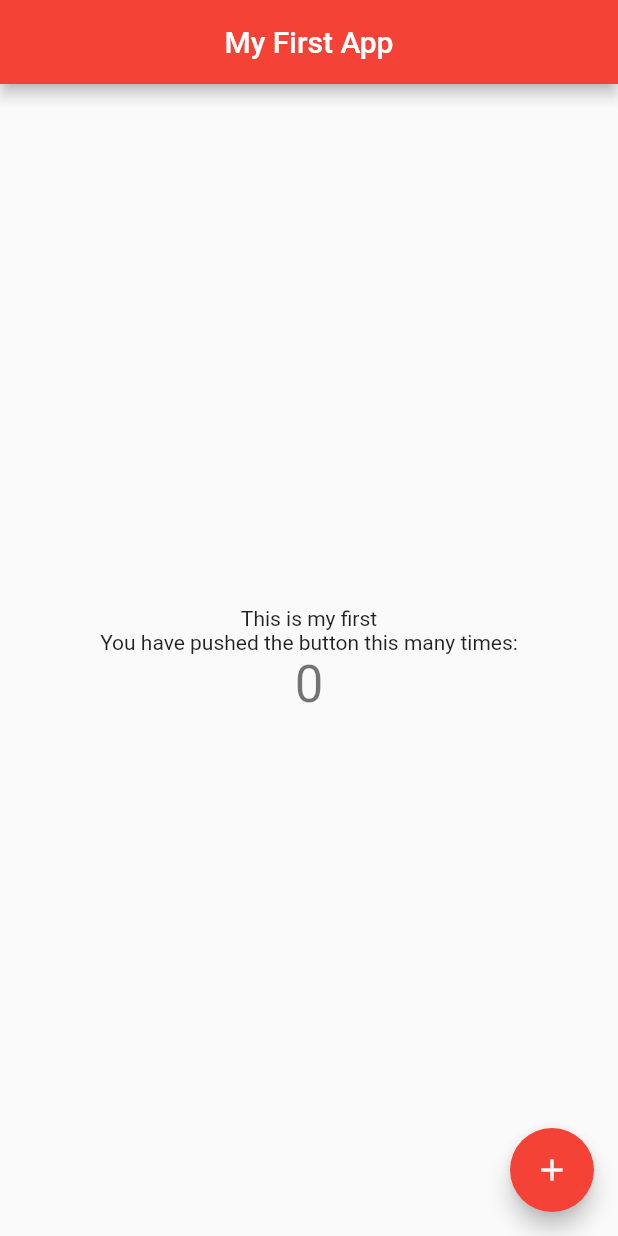
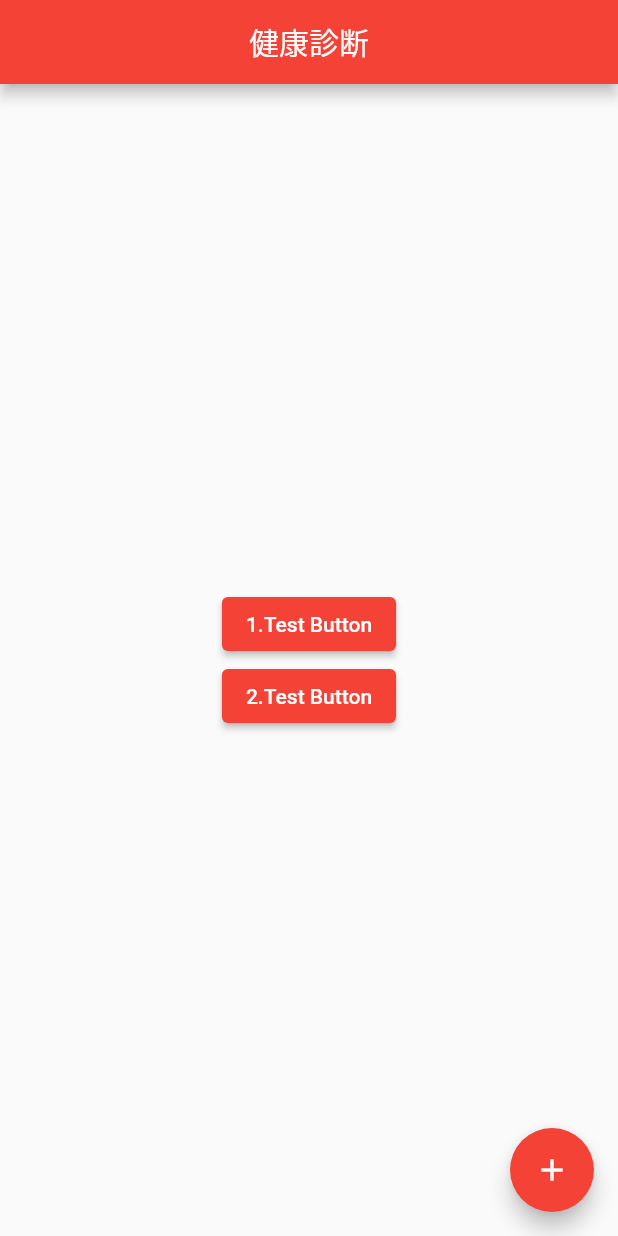
Before and after one commit to NaojiroUeno/application, a Flutter app: the screen it shows after launch, on a phone screen of 412 x 824 dp. Run offline on Flutter 3.47's test engine with Material 2 defaults, Android fonts, the phone set to English and light mode, and no system bars.

Commit message:
add new page

```diff
--- a/lib/main.dart
+++ b/lib/main.dart
@@ -1,4 +1,5 @@
 import 'package:flutter/material.dart';
+import 'package:sample/first_page.dart';
 
 void main() {
   runApp(const MyApp());
@@ -10,11 +11,11 @@ class MyApp extends StatelessWidget {
   @override
   Widget build(BuildContext context) {
     return MaterialApp(
-      title: 'My First App',
+      title: '健康診断',
       theme: ThemeData(
         primarySwatch: Colors.red,
       ),
-      home: const MyHomePage(title: 'My First App'),
+      home: const MyHomePage(title: '健康診断'),
     );
   }
 }
@@ -29,15 +30,15 @@ class MyHomePage extends StatefulWidget {
 }
 
 class _MyHomePageState extends State<MyHomePage> {
-  int _counter = 0;
+  // int _counter = 0;
 
-  void _incrementCounter() {
-    setState(() {
-      _counter++;
-      // for debag
-      // print(_counter);
-    });
-  }
+  // void _incrementCounter() {
+  //   setState(() {
+  //     _counter++;
+  //     // for debag
+  //     // print(_counter);
+  //   });
+  // }
 
   @override
   Widget build(BuildContext context) {
@@ -50,19 +51,47 @@ class _MyHomePageState extends State<MyHomePage> {
         child: Column(
           mainAxisAlignment: MainAxisAlignment.center,
           children: <Widget>[
-            const Text(
-              'This is my first\nYou have pushed the button this many times:',
-              textAlign: TextAlign.center,
+            // const Text(
+            //   'This is my first\nYou have pushed the button this many times:',
+            //   textAlign: TextAlign.center,
+            // ),
+            // Text(
+            //   '$_counter',
+            //   style: Theme.of(context).textTheme.headlineMedium,
+            // ),
+            ElevatedButton(
+              onPressed: () {
+                // （1） 指定した画面に遷移する
+                Navigator.push(
+                    context,
+                    MaterialPageRoute(
+                        // （2） 実際に表示するページ(ウィジェット)を指定する
+                        builder: (context) => FirstPage()));
+              },
+              child: Text(
+                "1.Test Button",
+                style: TextStyle(
+                  color: Colors.white,
+                ),
+              ),
+              style: ElevatedButton.styleFrom(onPrimary: Colors.black),
             ),
-            Text(
-              '$_counter',
-              style: Theme.of(context).textTheme.headlineMedium,
+            ElevatedButton(
+              onPressed: () {},
+              child: Text(
+                "2.Test Button",
+                style: TextStyle(
+                  color: Colors.white,
+                ),
+              ),
+              style: ElevatedButton.styleFrom(onPrimary: Colors.black),
             ),
           ],
         ),
       ),
       floatingActionButton: FloatingActionButton(
-        onPressed: _incrementCounter,
+        onPressed: () {},
+        //onPressed: _incrementCounter,
         tooltip: 'Increment',
         child: const Icon(Icons.add),
       ),
```
Also changed, not shown: lib/first_page.dart (added, +107 -0 lines).
